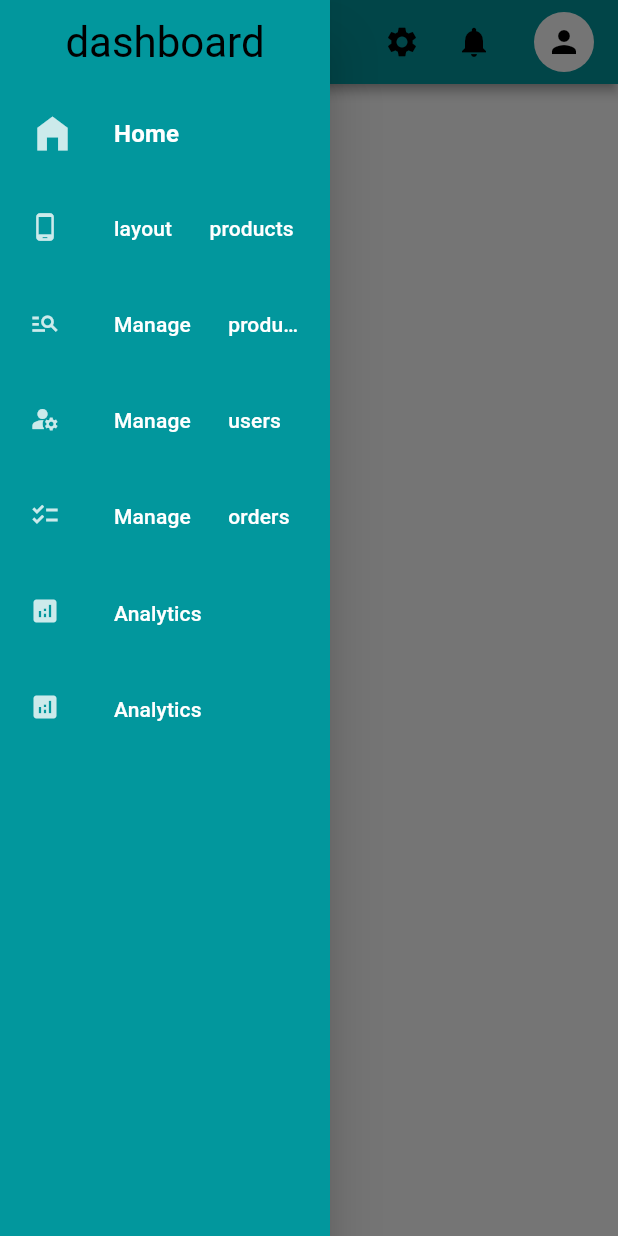
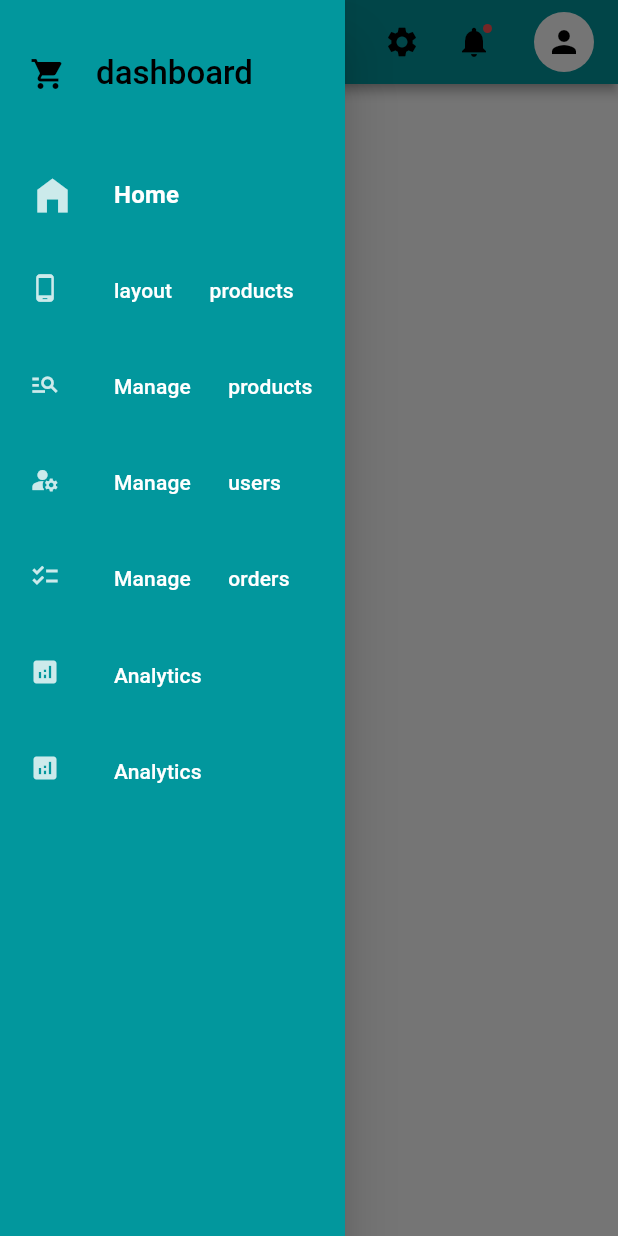
Before and after one commit to abd-Mohsen/dentist-dashboard, a Flutter app: the screen it shows after launch, with the side drawer open, on a phone screen of 412 x 824 dp. Run offline on Flutter 3.47's test engine with Material 2 defaults, Android fonts, the phone set to English and light mode, and no system bars; our stand-ins replace flutter_switch, get; missing offline and left inert: universal_html.

Commit message:
finished responsive side menu

```diff
--- a/lib/constants.dart
+++ b/lib/constants.dart
@@ -1,4 +1,4 @@
-const int kLargeScreenWidth = 1366;
+const int kLargeScreenWidth = 1200; //was 1366
 const int kMedScreenWidth = 768;
 const int kSmallScreenWidth = 360;
-const int kCustomScreenWidth = 1100;
+//const int kCustomScreenWidth = 1100;
--- a/lib/layout.dart
+++ b/lib/layout.dart
@@ -51,11 +51,11 @@ class Layout extends StatelessWidget {
                     child: ListTile(
                       title: Text(
                         "dark theme".tr,
-                        style: tt.labelLarge!.copyWith(color: cs.onBackground),
+                        style: tt.labelLarge!.copyWith(color: Colors.black),
                       ),
-                      leading: Icon(
+                      leading: const Icon(
                         Icons.dark_mode_outlined,
-                        color: cs.onBackground,
+                        color: Colors.black,
                       ),
                       trailing: GetBuilder<ThemeController>(
                         init: ThemeController(),
@@ -70,17 +70,17 @@ class Layout extends StatelessWidget {
                   ),
                   PopupMenuItem(
                     child: ListTile(
-                      leading: Icon(
+                      leading: const Icon(
                         Icons.language,
-                        color: cs.onBackground,
+                        color: Colors.black,
                       ),
                       title: DropdownButton(
                         elevation: 50,
-                        iconEnabledColor: cs.onBackground,
+                        iconEnabledColor: Colors.black,
                         dropdownColor: Get.isDarkMode ? cs.surface : Colors.grey.shade200,
                         hint: Text(
                           lC.getCurrentLanguageLabel(),
-                          style: tt.labelLarge!.copyWith(color: cs.onSurface),
+                          style: tt.labelLarge!.copyWith(color: Colors.black),
                         ),
                         //button label is updating cuz whole app is rebuilt after changing locale
                         items: [
@@ -107,10 +107,12 @@ class Layout extends StatelessWidget {
                   borderRadius: BorderRadius.circular(10),
                 ),
                 tooltip: "notifications".tr,
-                icon: Icon(
+                icon: Badge(
+                  child: Icon(
                     Icons.notifications,
                     color: cs.onSurface,
                     //semanticLabel: "notifications",
+                  ),
                 ),
                 position: PopupMenuPosition.under,
                 itemBuilder: (context) => [
@@ -142,15 +144,23 @@ class Layout extends StatelessWidget {
               CircleAvatar(
                 radius: 20,
                 backgroundColor: cs.secondary,
-                child: IconButton(
-                  onPressed: () {
-                    //
-                  },
+                child: PopupMenuButton(
+                  shape: RoundedRectangleBorder(
+                    //side: const BorderSide(width: 0.5),
+                    borderRadius: BorderRadius.circular(10),
+                  ),
                   tooltip: "profile".tr,
                   icon: Icon(
                     Icons.person,
-                    color: cs.onSecondary,
+                    color: cs.onSurface,
+                    //semanticLabel: "notifications",
                   ),
+                  position: PopupMenuPosition.under,
+                  itemBuilder: (context) => [
+                    PopupMenuItem(
+                      child: ListTile(),
+                    ),
+                  ],
                 ),
               ),
               const SizedBox(width: 16),
@@ -172,29 +182,36 @@ class Layout extends StatelessWidget {
                   );
                 },
               )
-            : Row(
-                children: [
-                  Padding(
-                    padding: const EdgeInsets.only(left: 12),
+            : Padding(
+                padding: const EdgeInsets.symmetric(horizontal: 20),
                 child: Icon(
                   Icons.shopping_cart,
                   color: cs.onSurface,
                 ),
-                  )
-                ],
               ),
       ),
       drawer: Drawer(
         backgroundColor: cs.primary,
         //surfaceTintColor: Colors.black,
-        width: 220,
+        width: 230,
         child: Column(
           children: [
             Padding(
-              padding: const EdgeInsets.symmetric(vertical: 12),
-              child: Text(
+              padding: const EdgeInsets.symmetric(vertical: 36),
+              child: Row(
+                children: [
+                  Padding(
+                    padding: const EdgeInsets.symmetric(horizontal: 20),
+                    child: Icon(
+                      Icons.shopping_cart,
+                      color: cs.onSurface,
+                    ),
+                  ),
+                  Text(
                     "dashboard",
-                style: tt.headlineMedium!.copyWith(color: cs.onSurface),
+                    style: tt.titleLarge!.copyWith(color: cs.onSurface),
+                  ),
+                ],
               ),
             ),
             GetBuilder<SideMenuController>(
--- a/lib/services/responsiveness.dart
+++ b/lib/services/responsiveness.dart
@@ -6,21 +6,18 @@ class ResponsiveWidget extends StatelessWidget {
   final Widget largeWidget;
   final Widget? mediumWidget;
   final Widget smallWidget;
-  final Widget? customWidget;
 
   const ResponsiveWidget({
     super.key,
     required this.largeWidget,
     this.mediumWidget,
     required this.smallWidget,
-    this.customWidget,
   });
 
   static bool isSmall(BuildContext context) => MediaQuery.of(context).size.width < kMedScreenWidth;
   static bool isMed(BuildContext context) =>
       MediaQuery.of(context).size.width >= kMedScreenWidth && MediaQuery.of(context).size.width < kLargeScreenWidth;
   static bool isLarge(BuildContext context) => MediaQuery.of(context).size.width >= kLargeScreenWidth;
-  //bool isCustom = currentWidth >= medScreenWidth && currentWidth <= customScreenWidth;
 
   @override
   Widget build(BuildContext context) {
```
Also changed, not shown: lib/views/components/large_screen.dart (+12 -13 lines), lib/views/components/side_menu_card.dart (added, +95 -0 lines). Lines whose indentation alone changed are shown as unchanged.
